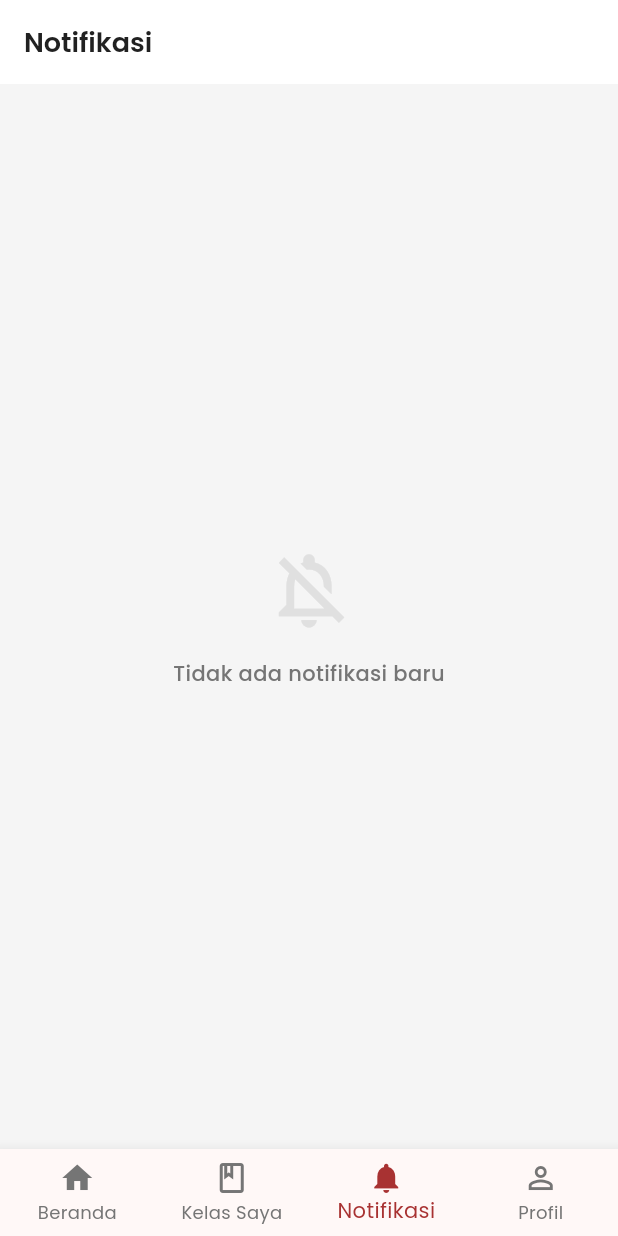
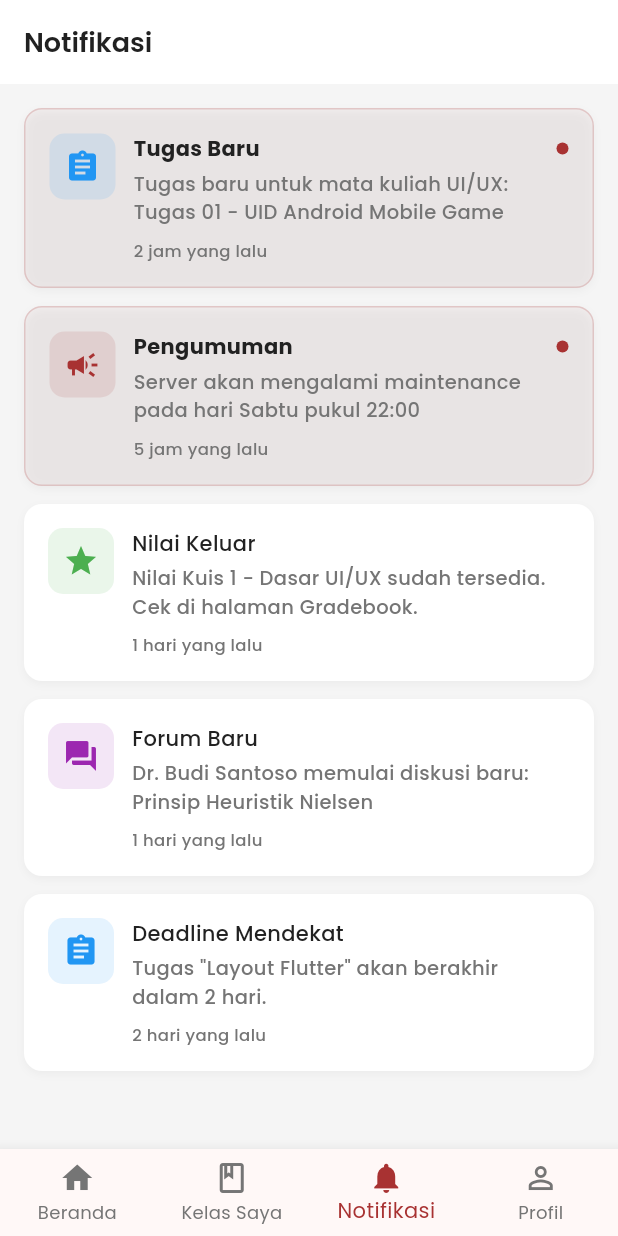
Before and after one commit to ekakamelia/UAS-PAKrofi, a Flutter app: the DashboardScreen screen opened directly, item 3 of the bottom bar chosen, on a phone screen of 412 x 824 dp. Run offline on Flutter 3.47's test engine with Material 3 defaults, Android fonts, the phone set to English and light mode, and no system bars; our stand-ins replace google_fonts; network calls fail.

Commit message:
Menambahkan fitur Notifikasi lengkap: daftar notifikasi dengan ikon berdasarkan tipe (tugas, pengumuman, nilai, forum), status baca/belum baca, dan format waktu relatif

```diff
--- a/lib/core/dummy_data.dart
+++ b/lib/core/dummy_data.dart
@@ -459,3 +459,65 @@ class CourseData {
     }
   }
 }
+
+// Notification Models
+class AppNotification {
+  final String id;
+  final String title;
+  final String message;
+  final String type; // 'assignment', 'announcement', 'grade', 'forum'
+  final DateTime createdAt;
+  final bool isRead;
+
+  const AppNotification({
+    required this.id,
+    required this.title,
+    required this.message,
+    required this.type,
+    required this.createdAt,
+    this.isRead = false,
+  });
+}
+
+class NotificationData {
+  static final List<AppNotification> notifications = [
+    AppNotification(
+      id: 'n1',
+      title: 'Tugas Baru',
+      message: 'Tugas baru untuk mata kuliah UI/UX: Tugas 01 - UID Android Mobile Game',
+      type: 'assignment',
+      createdAt: DateTime.now().subtract(const Duration(hours: 2)),
+    ),
+    AppNotification(
+      id: 'n2',
+      title: 'Pengumuman',
+      message: 'Server akan mengalami maintenance pada hari Sabtu pukul 22:00',
+      type: 'announcement',
+      createdAt: DateTime.now().subtract(const Duration(hours: 5)),
+    ),
+    AppNotification(
+      id: 'n3',
+      title: 'Nilai Keluar',
+      message: 'Nilai Kuis 1 - Dasar UI/UX sudah tersedia. Cek di halaman Gradebook.',
+      type: 'grade',
+      createdAt: DateTime.now().subtract(const Duration(days: 1)),
+      isRead: true,
+    ),
+    AppNotification(
+      id: 'n4',
+      title: 'Forum Baru',
+      message: 'Dr. Budi Santoso memulai diskusi baru: Prinsip Heuristik Nielsen',
+      type: 'forum',
+      createdAt: DateTime.now().subtract(const Duration(days: 1)),
+      isRead: true,
+    ),
+    AppNotification(
+      id: 'n5',
+      title: 'Deadline Mendekat',
+      message: 'Tugas "Layout Flutter" akan berakhir dalam 2 hari.',
+      type: 'assignment',
+      createdAt: DateTime.now().subtract(const Duration(days: 2)),
+      isRead: true,
+    ),
+  ];
+}
--- a/lib/features/notifications/notifications_screen.dart
+++ b/lib/features/notifications/notifications_screen.dart
@@ -1,11 +1,15 @@
 import 'package:flutter/material.dart';
 import 'package:celeoe/core/theme.dart';
+import 'package:celeoe/core/dummy_data.dart';
 
 class NotificationsScreen extends StatelessWidget {
   const NotificationsScreen({super.key});
 
   @override
   Widget build(BuildContext context) {
+    final notifications = NotificationData.notifications;
+
+    if (notifications.isEmpty) {
       return Center(
         child: Column(
           mainAxisAlignment: MainAxisAlignment.center,
@@ -20,4 +24,128 @@ class NotificationsScreen extends StatelessWidget {
         ),
       );
     }
+
+    return ListView.builder(
+      padding: const EdgeInsets.all(16),
+      itemCount: notifications.length,
+      itemBuilder: (context, index) {
+        final notification = notifications[index];
+        return _buildNotificationItem(notification);
+      },
+    );
   }
+
+  Widget _buildNotificationItem(AppNotification notification) {
+    IconData icon;
+    Color iconColor;
+
+    switch (notification.type) {
+      case 'assignment':
+        icon = Icons.assignment;
+        iconColor = Colors.blue;
+        break;
+      case 'announcement':
+        icon = Icons.campaign;
+        iconColor = AppColors.primary;
+        break;
+      case 'grade':
+        icon = Icons.grade;
+        iconColor = Colors.green;
+        break;
+      case 'forum':
+        icon = Icons.forum;
+        iconColor = Colors.purple;
+        break;
+      default:
+        icon = Icons.notifications;
+        iconColor = AppColors.textSecondary;
+    }
+
+    return Container(
+      margin: const EdgeInsets.only(bottom: 12),
+      padding: const EdgeInsets.all(16),
+      decoration: BoxDecoration(
+        color: notification.isRead ? Colors.white : AppColors.primary.withAlpha(10),
+        borderRadius: BorderRadius.circular(12),
+        border: notification.isRead
+            ? null
+            : Border.all(color: AppColors.primary.withAlpha(50)),
+        boxShadow: [
+          BoxShadow(
+            color: Colors.black.withAlpha(10),
+            blurRadius: 4,
+            offset: const Offset(0, 2),
+          ),
+        ],
+      ),
+      child: Row(
+        crossAxisAlignment: CrossAxisAlignment.start,
+        children: [
+          Container(
+            width: 44,
+            height: 44,
+            decoration: BoxDecoration(
+              color: iconColor.withAlpha(30),
+              borderRadius: BorderRadius.circular(10),
+            ),
+            child: Icon(icon, color: iconColor, size: 24),
+          ),
+          const SizedBox(width: 12),
+          Expanded(
+            child: Column(
+              crossAxisAlignment: CrossAxisAlignment.start,
+              children: [
+                Row(
+                  children: [
+                    Expanded(
+                      child: Text(
+                        notification.title,
+                        style: AppTextStyles.body.copyWith(
+                          fontWeight: notification.isRead ? FontWeight.w500 : FontWeight.bold,
+                        ),
+                      ),
+                    ),
+                    if (!notification.isRead)
+                      Container(
+                        width: 8,
+                        height: 8,
+                        decoration: const BoxDecoration(
+                          color: AppColors.primary,
+                          shape: BoxShape.circle,
+                        ),
+                      ),
+                  ],
+                ),
+                const SizedBox(height: 4),
+                Text(
+                  notification.message,
+                  style: AppTextStyles.subtitle.copyWith(fontSize: 13),
+                  maxLines: 2,
+                  overflow: TextOverflow.ellipsis,
+                ),
+                const SizedBox(height: 8),
+                Text(
+                  _formatTime(notification.createdAt),
+                  style: AppTextStyles.subtitle.copyWith(fontSize: 11),
+                ),
+              ],
+            ),
+          ),
+        ],
+      ),
+    );
+  }
+
+  String _formatTime(DateTime dateTime) {
+    final now = DateTime.now();
+    final diff = now.difference(dateTime);
+
+    if (diff.inMinutes < 60) {
+      return '${diff.inMinutes} menit yang lalu';
+    } else if (diff.inHours < 24) {
+      return '${diff.inHours} jam yang lalu';
+    } else {
+      return '${diff.inDays} hari yang lalu';
+    }
+  }
+}
```
Lines whose indentation alone changed are shown as unchanged.
